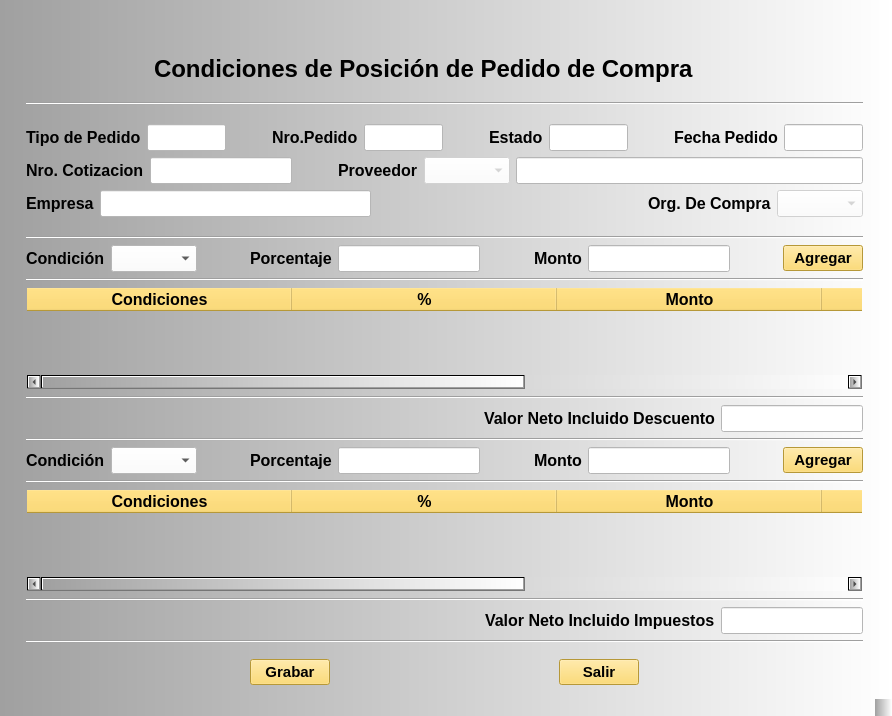
Before: the Qt Designer form ERP_PCOMP_007.ui in RonnyOre/P05_PedidoCompra, drawn with Qt 5.
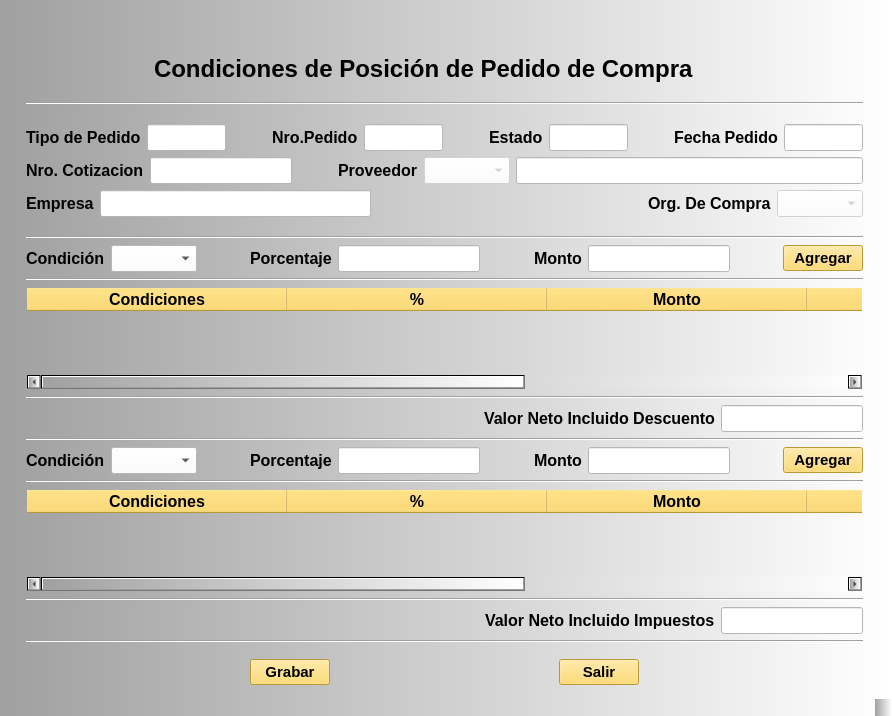
After: the same form once the commit is applied. Icons and pictures are not drawn.

Diff of the .ui file:
```diff
--- a/ERP_PCOMP_007.ui
+++ b/ERP_PCOMP_007.ui
@@ -808,7 +808,7 @@
 {background-color: rgba(255, 255, 255, 0);}</string>
         </property>
         <attribute name="horizontalHeaderDefaultSectionSize">
-         <number>265</number>
+         <number>260</number>
         </attribute>
         <attribute name="horizontalHeaderStretchLastSection">
          <bool>true</bool>
@@ -816,11 +816,6 @@
         <attribute name="verticalHeaderVisible">
          <bool>false</bool>
         </attribute>
-        <row>
-         <property name="text">
-          <string>New Row</string>
-         </property>
-        </row>
         <column>
          <property name="text">
           <string>Condiciones</string>
@@ -881,16 +876,6 @@
           </font>
          </property>
         </column>
-        <item row="0" column="0">
-         <property name="text">
-          <string/>
-         </property>
-         <property name="font">
-          <font>
-           <pointsize>12</pointsize>
-          </font>
-         </property>
-        </item>
        </widget>
       </item>
       <item>
@@ -1201,7 +1186,7 @@
 {background-color: rgba(255, 255, 255, 0);}</string>
         </property>
         <attribute name="horizontalHeaderDefaultSectionSize">
-         <number>265</number>
+         <number>260</number>
         </attribute>
         <attribute name="horizontalHeaderStretchLastSection">
          <bool>true</bool>
@@ -1209,11 +1194,6 @@
         <attribute name="verticalHeaderVisible">
          <bool>false</bool>
         </attribute>
-        <row>
-         <property name="text">
-          <string>New Row</string>
-         </property>
-        </row>
         <column>
          <property name="text">
           <string>Condiciones</string>
@@ -1274,16 +1254,6 @@
           </font>
          </property>
         </column>
-        <item row="0" column="0">
-         <property name="text">
-          <string/>
-         </property>
-         <property name="font">
-          <font>
-           <pointsize>12</pointsize>
-          </font>
-         </property>
-        </item>
        </widget>
       </item>
       <item>
```
Left out of the diff: 12 changed lines with no effect on the pictures.
